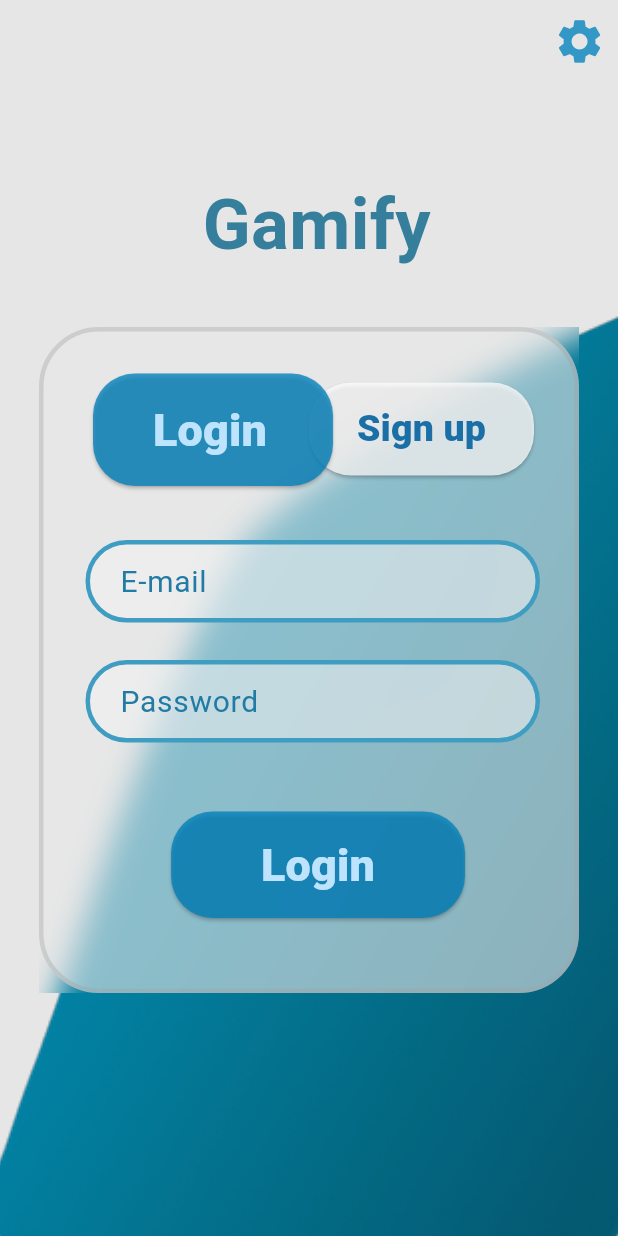
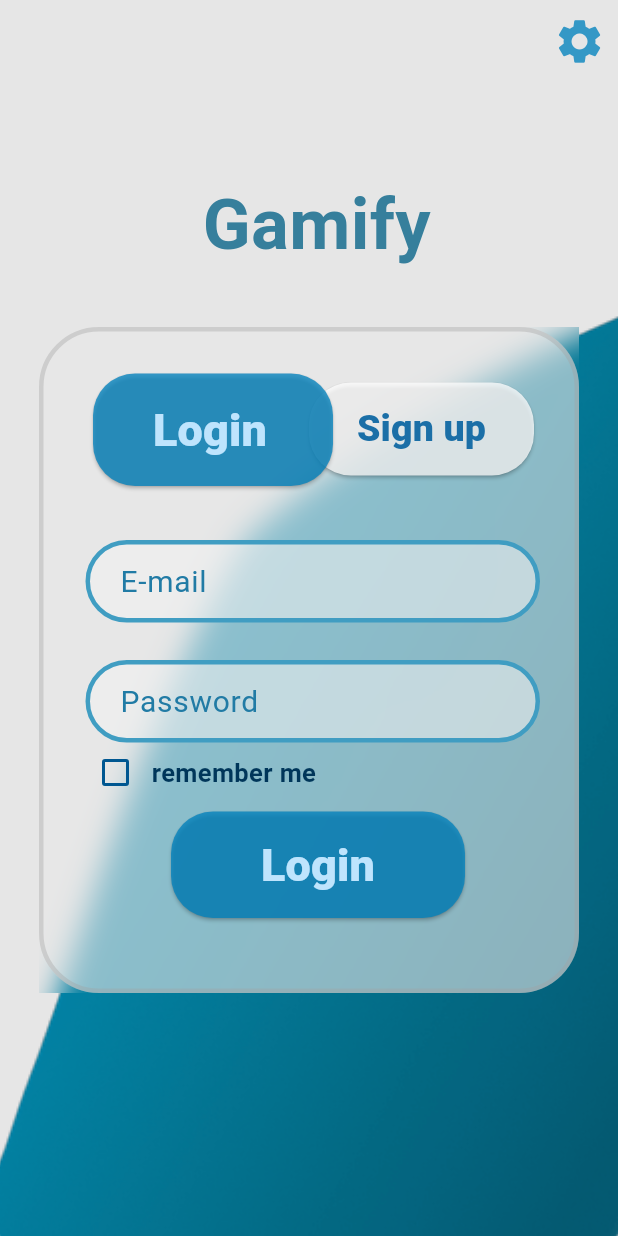
Before and after one commit to saf-24/gamify_project, a Flutter app: the Stloginpage screen opened directly, on a phone screen of 412 x 824 dp. Run offline on Flutter 3.47's test engine with Material 3 defaults, Android fonts, the light colour scheme and no system bars.

Commit message:
i made some chenge on student login page

```diff
--- a/lib/Anas/Screens/Anas.dart
+++ b/lib/Anas/Screens/Anas.dart
@@ -6,7 +6,7 @@ void main() {
 }
 
 class MyApp extends StatelessWidget {
-  const MyApp({Key? key}) : super(key: key);
+  const MyApp({super.key});
 
   @override
   Widget build(BuildContext context) {
@@ -18,6 +18,8 @@ class MyApp extends StatelessWidget {
 }
 
 class NotificationsScreen extends StatelessWidget {
+  const NotificationsScreen({super.key});
+
   @override
   Widget build(BuildContext context) {
     return Scaffold(
@@ -43,12 +45,12 @@ class NotificationsScreen extends StatelessWidget {
           Expanded(
             child: ListView(
               padding: const EdgeInsets.all(16.0),
-              children: [
+              children: const [
                 NotificationCard(
                   title: "New lesson added",
                   highlightColor: Colors.blue,
                 ),
-                const SizedBox(height: 16),
+                SizedBox(height: 16),
                 NotificationCard(
                   title: "Leaderboard update\nThe 1st is safwan!!",
                   highlightColor: Colors.purple,
@@ -68,10 +70,10 @@ class NotificationCard extends StatelessWidget {
   final Color highlightColor;
 
   const NotificationCard({
-    Key? key,
+    super.key,
     required this.title,
     required this.highlightColor,
-  }) : super(key: key);
+  });
 
   @override
   Widget build(BuildContext context) {
@@ -95,7 +97,7 @@ class NotificationCard extends StatelessWidget {
               text: TextSpan(
                 children: [
                   TextSpan(
-                    text: title.split(' ')[0] + ' ',
+                    text: '${title.split(' ')[0]} ',
                     style: TextStyle(
                       color: highlightColor,
                       fontWeight: FontWeight.bold,
@@ -125,7 +127,7 @@ class NotificationCard extends StatelessWidget {
 }
 
 class BottomNavBar extends StatelessWidget {
-  const BottomNavBar({Key? key}) : super(key: key);
+  const BottomNavBar({super.key});
 
   @override
   Widget build(BuildContext context) {
--- a/lib/Safwan/Screens/safwan_student_login_page.dart
+++ b/lib/Safwan/Screens/safwan_student_login_page.dart
@@ -10,6 +10,7 @@ void main() {
 
 class MyApp extends StatelessWidget {
   const MyApp({super.key});
+
   @override
   Widget build(BuildContext context) {
     return MaterialApp(
@@ -25,6 +26,7 @@ class Stloginpage extends StatelessWidget {
 
   @override
   Widget build(BuildContext context) {
+    final ValueNotifier<bool> ischecked = ValueNotifier(false);
     return Scaffold(
       backgroundColor: const Color.fromARGB(255, 230, 230, 230),
       appBar: AppBar(
@@ -82,12 +84,12 @@ class Stloginpage extends StatelessWidget {
                                       const Color.fromARGB(255, 27, 111, 167),
                                   fontWeight: FontWeight.w900)),
                           style: ButtonStyle(
-                              backgroundColor: MaterialStateProperty.all(
+                              backgroundColor: WidgetStateProperty.all(
                                 const Color.fromARGB(192, 255, 255, 255),
                               ),
-                              padding: MaterialStateProperty.all(
+                              padding: WidgetStateProperty.all(
                                   EdgeInsets.fromLTRB(32, 13, 32, 13)),
-                              shape: MaterialStateProperty.all(
+                              shape: WidgetStateProperty.all(
                                   RoundedRectangleBorder(
                                       borderRadius:
                                           BorderRadius.circular(28)))),
@@ -105,12 +107,12 @@ class Stloginpage extends StatelessWidget {
                                       const Color.fromARGB(255, 190, 228, 253),
                                   fontWeight: FontWeight.w900)),
                           style: ButtonStyle(
-                              backgroundColor: MaterialStateProperty.all(
+                              backgroundColor: WidgetStateProperty.all(
                                 const Color.fromARGB(197, 0, 129, 189),
                               ),
-                              padding: MaterialStateProperty.all(
+                              padding: WidgetStateProperty.all(
                                   EdgeInsets.fromLTRB(40, 16, 44, 16)),
-                              shape: MaterialStateProperty.all(
+                              shape: WidgetStateProperty.all(
                                   RoundedRectangleBorder(
                                       borderRadius:
                                           BorderRadius.circular(28)))),
@@ -173,6 +175,38 @@ class Stloginpage extends StatelessWidget {
                             )),
                       ),
                       Positioned(
+                        top: 270,
+                        left: 24,
+                        child: Row(
+                          children: [
+                            ValueListenableBuilder<bool>(
+                              valueListenable: ischecked,
+                              builder: (context, value, child) {
+                                return Checkbox(
+                                  activeColor:
+                                      const Color.fromARGB(255, 33, 140, 182),
+                                  value: value,
+                                  onChanged: (bool? newValue) {
+                                    ischecked.value = newValue ?? false;
+                                  },
+                                  side: BorderSide(
+                                      color:
+                                          const Color.fromARGB(255, 0, 87, 145),
+                                      width: 2),
+                                );
+                              },
+                            ),
+                            Text(
+                              "remember me",
+                              style: TextStyle(
+                                  fontSize: 17,
+                                  color: const Color.fromARGB(255, 0, 54, 90),
+                                  fontWeight: FontWeight.w600),
+                            ),
+                          ],
+                        ),
+                      ),
+                      Positioned(
                         top: 320,
                         left: 85,
                         child: ElevatedButton(
@@ -184,12 +218,12 @@ class Stloginpage extends StatelessWidget {
                                       const Color.fromARGB(255, 190, 228, 253),
                                   fontWeight: FontWeight.w900)),
                           style: ButtonStyle(
-                              backgroundColor: MaterialStateProperty.all(
+                              backgroundColor: WidgetStateProperty.all(
                                 const Color.fromARGB(197, 0, 129, 189),
                               ),
-                              padding: MaterialStateProperty.all(
+                              padding: WidgetStateProperty.all(
                                   EdgeInsets.fromLTRB(60, 14, 60, 14)),
-                              shape: MaterialStateProperty.all(
+                              shape: WidgetStateProperty.all(
                                   RoundedRectangleBorder(
                                       borderRadius:
                                           BorderRadius.circular(28)))),
```
